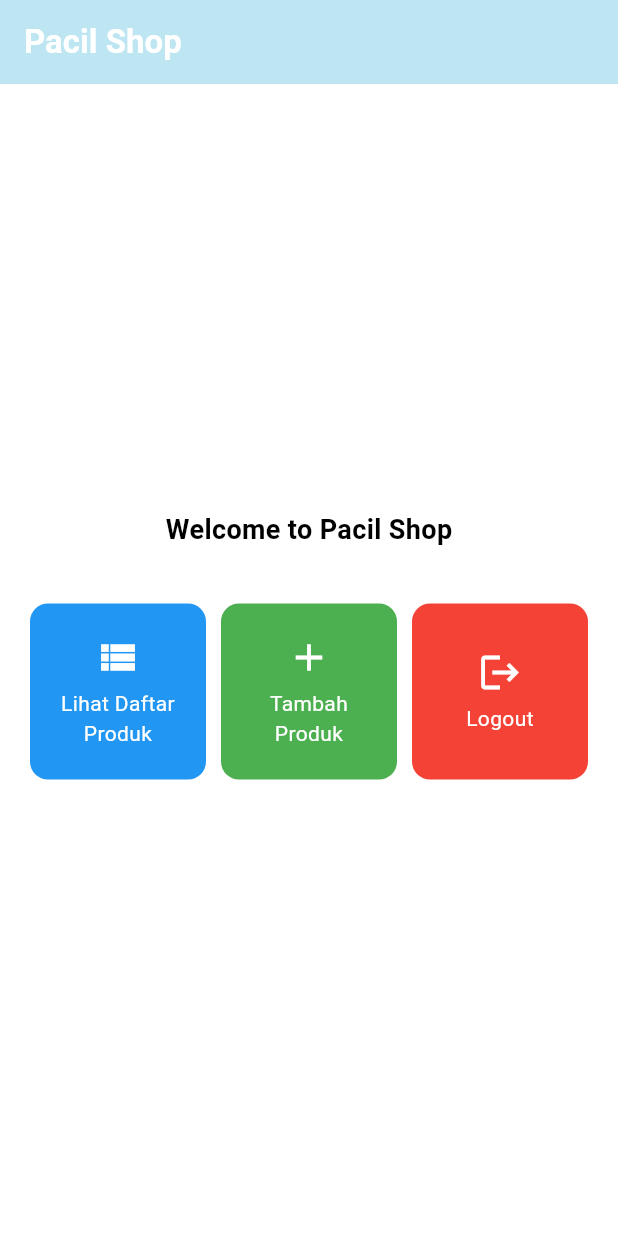
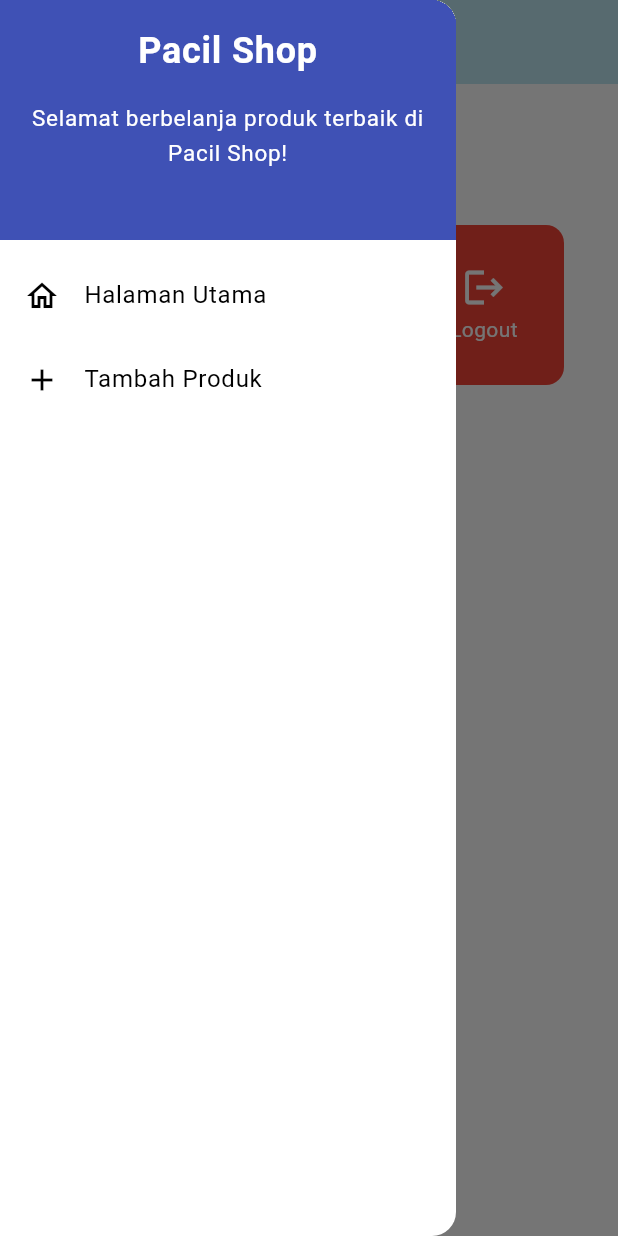
Before and after one commit to ErlandHafizh/pacil-shop-mobile, a Flutter app: the screen it shows after launch, with the side drawer open (before the commit the screen has no drawer), on a phone screen of 412 x 824 dp. Run offline on Flutter 3.47's test engine with Material 3 defaults, Android fonts, the phone set to English and light mode, and no system bars.

Commit message:
done tugas 8

```diff
--- a/lib/main.dart
+++ b/lib/main.dart
@@ -1,5 +1,5 @@
 import 'package:flutter/material.dart';
-import 'package:pacil_shop_mobile/menu.dart';
+import 'package:pacil_shop_mobile/screens/menu.dart';
 
 void main() {
   runApp(const MyApp());
@@ -8,7 +8,6 @@ void main() {
 class MyApp extends StatelessWidget {
   const MyApp({super.key});
 
-  // This widget is the root of your application.
   @override
   Widget build(BuildContext context) {
     return MaterialApp(
--- a/lib/menu.dart
+++ /dev/null
@@ -1,116 +0,0 @@
-import 'package:flutter/material.dart';
-
-class MyHomePage extends StatelessWidget {
-  MyHomePage({super.key});
-
-  final List<ItemHomepage> items = [
-    ItemHomepage("Lihat Daftar Produk", Icons.view_list, Colors.blue),
-    ItemHomepage("Tambah Produk", Icons.add, Colors.green),
-    ItemHomepage("Logout", Icons.logout, Colors.red),
-  ];
-
-  @override
-  Widget build(BuildContext context) {
-    return Scaffold(
-      appBar: AppBar(
-        title: const Text(
-          'Pacil Shop',
-          style: TextStyle(
-            color: Colors.white,
-            fontWeight: FontWeight.bold,
-          ),
-        ),
-        backgroundColor: const Color(0xFFBDE6F2),
-      ),
-      body: Center(
-        child: Column(
-          mainAxisAlignment: MainAxisAlignment.center,
-          children: [
-            // Welcome text
-            const Padding(
-              padding: EdgeInsets.only(bottom: 16.0),
-              child: Text(
-                'Welcome to Pacil Shop',
-                style: TextStyle(
-                  fontWeight: FontWeight.bold,
-                  fontSize: 18.0,
-                ),
-              ),
-            ),
-            // Buttons grid
-            GridView.count(
-              primary: true,
-              padding: const EdgeInsets.all(20),
-              crossAxisSpacing: 10,
-              mainAxisSpacing: 10,
-              crossAxisCount: 3,
-              shrinkWrap: true,
-              children: items.map((ItemHomepage item) {
-                return ItemCard(item);
-              }).toList(),
-            ),
-          ],
-        ),
-      ),
-    );
-  }
-}
-
-class ItemCard extends StatelessWidget {
-  final ItemHomepage item;
-
-  const ItemCard(this.item, {super.key});
-
-  @override
-  Widget build(BuildContext context) {
-    return Material(
-      color: item.color,
-      borderRadius: BorderRadius.circular(12),
-      child: InkWell(
-        onTap: () {
-          String message;
-          if (item.name == "Lihat Daftar Produk") {
-            message = "Kamu telah menekan tombol Lihat Daftar Produk";
-          } else if (item.name == "Tambah Produk") {
-            message = "Kamu telah menekan tombol Tambah Produk";
-          } else {
-            message = "Kamu telah menekan tombol Logout";
-          }
-
-          ScaffoldMessenger.of(context)
-            ..hideCurrentSnackBar()
-            ..showSnackBar(SnackBar(content: Text(message)));
-        },
-        child: Container(
-          padding: const EdgeInsets.all(8),
-          child: Center(
-            child: Column(
-              mainAxisAlignment: MainAxisAlignment.center,
-              children: [
-                Icon(
-                  item.icon,
-                  color: Colors.white,
-                  size: 30.0,
-                ),
-                const Padding(padding: EdgeInsets.all(3)),
-                Text(
-                  item.name,
-                  textAlign: TextAlign.center,
-                  style: const TextStyle(color: Colors.white),
-                ),
-              ],
-            ),
-          ),
-        ),
-      ),
-    );
-  }
-}
-
-class ItemHomepage {
-  final String name;
-  final IconData icon;
-  final Color color;
-
-  ItemHomepage(this.name, this.icon, this.color);
-}
--- /dev/null
+++ b/lib/screens/menu.dart
@@ -0,0 +1,143 @@
+import 'package:flutter/material.dart';
+import 'package:pacil_shop_mobile/widgets/left_drawer.dart';
+import 'package:pacil_shop_mobile/screens/productentry_form.dart';
+
+class MyHomePage extends StatelessWidget {
+
+  final List<ItemHomepage> items = [
+    ItemHomepage("Lihat Daftar Produk", Icons.view_list, Colors.blue),
+    ItemHomepage("Tambah Produk", Icons.add, Colors.green),
+    ItemHomepage("Logout", Icons.logout, Colors.red),
+  ];
+
+  MyHomePage({super.key});
+
+  @override
+  Widget build(BuildContext context) {
+    return Scaffold(
+      appBar: AppBar(
+        iconTheme: const IconThemeData(color: Colors.white),
+        title: const Text(
+          'Pacil Shop',
+          style: TextStyle(
+            color: Colors.white,
+            fontWeight: FontWeight.bold,
+          ),
+        ),
+        backgroundColor: const Color(0xFFBDE6F2),
+      ),
+      drawer: const LeftDrawer(),
+      body: Padding(
+        padding: const EdgeInsets.all(16.0),
+        child: Column(
+          crossAxisAlignment: CrossAxisAlignment.center,
+          children: [
+            const Padding(
+              padding: EdgeInsets.only(top: 16.0),
+              child: Text(
+                'Welcome to Pacil Shop',
+                style: TextStyle(
+                  fontWeight: FontWeight.bold,
+                  fontSize: 18.0,
+                ),
+              ),
+            ),
+            const SizedBox(height: 16.0),
+            Expanded( // Use Expanded to fit the GridView within the remaining space
+              child: GridView.count(
+                primary: false,
+                padding: const EdgeInsets.all(20),
+                crossAxisSpacing: 10,
+                mainAxisSpacing: 10,
+                crossAxisCount: 3,
+                children: items.map((ItemHomepage item) {
+                  return ItemCard(item);
+                }).toList(),
+              ),
+            ),
+          ],
+        ),
+      ),
+    );
+  }
+}
+
+class InfoCard extends StatelessWidget {
+  final String title;
+  final String content;
+
+  const InfoCard({super.key, required this.title, required this.content});
+
+  @override
+  Widget build(BuildContext context) {
+    return Card(
+      elevation: 2.0,
+      child: Container(
+        width: MediaQuery.of(context).size.width / 3.5,
+        padding: const EdgeInsets.all(16.0),
+        child: Column(
+          children: [
+            Text(
+              title,
+              style: const TextStyle(fontWeight: FontWeight.bold),
+            ),
+            const SizedBox(height: 8.0),
+            Text(content),
+          ],
+        ),
+      ),
+    );
+  }
+}
+
+class ItemCard extends StatelessWidget {
+  final ItemHomepage item;
+
+  const ItemCard(this.item, {super.key});
+
+  @override
+  Widget build(BuildContext context) {
+    return Material(
+      color: item.color,
+      borderRadius: BorderRadius.circular(12),
+      child: InkWell(
+        onTap: () {
+          if (item.name == "Tambah Produk") {
+            Navigator.push(
+              context,
+              MaterialPageRoute(
+                builder: (context) => const ProductEntryFormPage(),
+              ),
+            );
+          } else {
+            String message = "Kamu telah menekan tombol ${item.name}";
+            ScaffoldMessenger.of(context)
+              ..hideCurrentSnackBar()
+              ..showSnackBar(SnackBar(content: Text(message)));
+          }
+        },
+        child: Container(
+          padding: const EdgeInsets.all(8),
+          child: Center(
+            child: Column(
+              mainAxisAlignment: MainAxisAlignment.center,
+              children: [
+                Icon(item.icon, color: Colors.white, size: 30.0),
+                const SizedBox(height: 3),
+                Text(item.name, textAlign: TextAlign.center, style: const TextStyle(color: Colors.white)),
+              ],
+            ),
+          ),
+        ),
+      ),
+    );
+  }
+}
+
+class ItemHomepage {
+  final String name;
+  final IconData icon;
+  final Color color;
+
+  ItemHomepage(this.name, this.icon, this.color);
+}
--- /dev/null
+++ b/lib/widgets/left_drawer.dart
@@ -0,0 +1,69 @@
+import 'package:flutter/material.dart';
+import 'package:pacil_shop_mobile/screens/menu.dart';
+import 'package:pacil_shop_mobile/screens/productentry_form.dart';
+
+class LeftDrawer extends StatelessWidget {
+  const LeftDrawer({super.key});
+
+  @override
+  Widget build(BuildContext context) {
+    return Drawer(
+      child: ListView(
+        children: [
+          DrawerHeader(
+            decoration: BoxDecoration(
+              color: Theme.of(context).colorScheme.primary,
+            ),
+            child: const Column(
+              children: [
+                Text(
+                  'Pacil Shop',
+                  textAlign: TextAlign.center,
+                  style: TextStyle(
+                    fontSize: 24,
+                    fontWeight: FontWeight.bold,
+                    color: Colors.white,
+                  ),
+                ),
+                Padding(padding: EdgeInsets.all(8)),
+                Text(
+                  "Selamat berbelanja produk terbaik di Pacil Shop!",
+                  textAlign: TextAlign.center,
+                  style: TextStyle(
+                    fontSize: 15,
+                    color: Colors.white,
+                    fontWeight: FontWeight.normal,
+                  ),
+                ),
+              ],
+            ),
+          ),
+          ListTile(
+            leading: const Icon(Icons.home_outlined),
+            title: const Text('Halaman Utama'),
+            onTap: () {
+              Navigator.pushReplacement(
+                context,
+                MaterialPageRoute(
+                  builder: (context) => MyHomePage(),
+                ),
+              );
+            },
+          ),
+          ListTile(
+            leading: const Icon(Icons.add),
+            title: const Text('Tambah Produk'),
+            onTap: () {
+              Navigator.push(
+                context,
+                MaterialPageRoute(
+                  builder: (context) => const ProductEntryFormPage(),
+                ),
+              );
+            },
+          ),
+        ],
+      ),
+    );
+  }
+}
--- /dev/null
+++ b/lib/widgets/product_card.dart
@@ -0,0 +1,64 @@
+import 'package:flutter/material.dart';
+import 'package:pacil_shop_mobile/screens/productentry_form.dart';
+
+class ItemHomepage {
+  final String name;
+  final IconData icon;
+  final Color color;
+
+  ItemHomepage(this.name, this.icon, this.color);
+}
+
+class ItemCard extends StatelessWidget {
+  final ItemHomepage item;
+
+  const ItemCard(this.item, {super.key});
+
+  @override
+  Widget build(BuildContext context) {
+    return Material(
+      color: item.color,
+      borderRadius: BorderRadius.circular(12),
+      child: InkWell(
+        onTap: () {
+          // Show SnackBar when the card is tapped
+          ScaffoldMessenger.of(context)
+            ..hideCurrentSnackBar()
+            ..showSnackBar(SnackBar(
+                content: Text("Kamu telah menekan tombol ${item.name}!")));
+
+          // Navigate to the corresponding route
+          if (item.name == "Tambah Produk") {
+            Navigator.push(
+              context,
+              MaterialPageRoute(
+                builder: (context) => const ProductEntryFormPage(),
+              ),
+            );
+          }
+        },
+        child: Container(
+          padding: const EdgeInsets.all(8),
+          child: Center(
+            child: Column(
+              mainAxisAlignment: MainAxisAlignment.center,
+              children: [
+                Icon(
+                  item.icon,
+                  color: Colors.white,
+                  size: 30.0,
+                ),
+                const Padding(padding: EdgeInsets.all(3)),
+                Text(
+                  item.name,
+                  textAlign: TextAlign.center,
+                  style: const TextStyle(color: Colors.white),
+                ),
+              ],
+            ),
+          ),
+        ),
+      ),
+    );
+  }
+}
```
Also changed, not shown: lib/screens/productentry_form.dart (added, +184 -0 lines), 1 other file.
